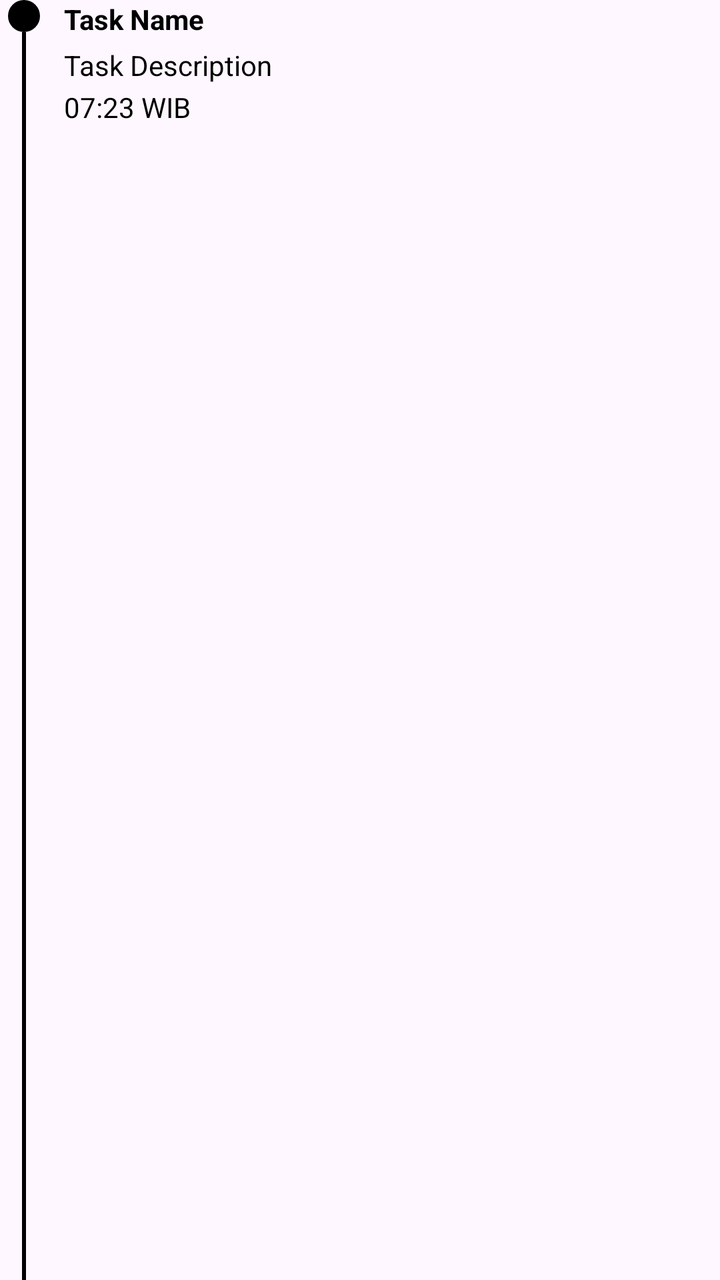
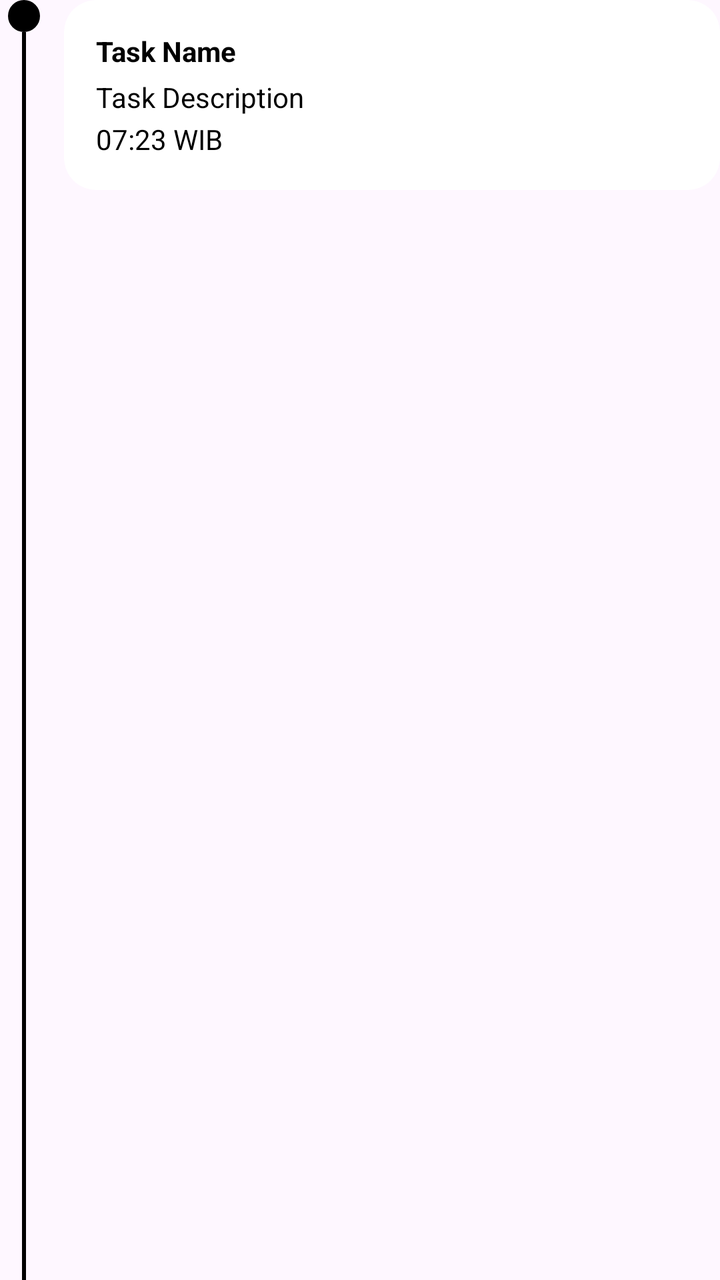

Compare the two renders of this Android layout. The source of the first and the diff that turns it into the second are given below.
<!-- AndroidManifest.xml: application theme Theme.Prioriti -->
<!-- res/layout/task_item.xml -->
<?xml version="1.0" encoding="utf-8"?>
<LinearLayout xmlns:android="http://schemas.android.com/apk/res/android"
    android:layout_width="match_parent"
    android:layout_height="wrap_content"
    android:orientation="horizontal">

    
    <LinearLayout
        android:layout_width="24dp"
        android:layout_height="match_parent"
        android:orientation="vertical"
        android:gravity="center">

        <View
            android:id="@+id/point"
            android:layout_width="16dp"
            android:layout_height="16dp"
            android:background="@drawable/ic_check_circle" />

        <View
            android:id="@+id/line"
            android:layout_width="2dp"
            android:layout_height="match_parent"
            android:background="@color/black"
            android:visibility="visible"
            android:layout_gravity="center_horizontal"/>
    </LinearLayout>

    
    <LinearLayout
        android:layout_width="0dp"
        android:layout_height="wrap_content"
        android:layout_weight="1"
        android:orientation="vertical"
        android:paddingStart="8dp"
        android:paddingBottom="16dp">

        <TextView
            android:id="@+id/titleTask"
            android:layout_width="wrap_content"
            android:layout_height="wrap_content"
            android:text="Task Name"
            android:textColor="@android:color/black"
            android:textStyle="bold" />

        <TextView
            android:id="@+id/descriptionTask"
            android:layout_width="wrap_content"
            android:layout_height="wrap_content"
            android:text="Task Description"
            android:textColor="@color/black"
            android:layout_marginTop="4dp" />

        <TextView
            android:id="@+id/tvTaskTime"
            android:layout_width="wrap_content"
            android:layout_height="wrap_content"
            android:text="07:23 WIB"
            android:textColor="@color/black"
            android:layout_marginTop="2dp" />
    </LinearLayout>

</LinearLayout>
<!-- resources referenced by this layout -->
<resources>
  <color name="black">#FF000000</color>
  <!-- drawable ic_check_circle (drawable) -->
  <shape xmlns:android="http://schemas.android.com/apk/res/android"
      android:shape="oval">
      <solid android:color="@color/black"/>
      <size android:width="12dp" android:height="12dp"/>
  </shape>
  <style name="Theme.Prioriti" parent="Base.Theme.Prioriti" />
  <style name="Base.Theme.Prioriti" parent="Theme.Material3.DayNight.NoActionBar">
          
          
      </style>
</resources>

<!-- the commit's change to res/layout/task_item.xml (unified diff, before → after) -->
@@ -2,6 +2,7 @@
 <LinearLayout xmlns:android="http://schemas.android.com/apk/res/android"
     android:layout_width="match_parent"
     android:layout_height="wrap_content"
+    xmlns:app="http://schemas.android.com/apk/res-auto"
     android:orientation="horizontal">
 
     
@@ -21,7 +22,7 @@
             android:id="@+id/line"
             android:layout_width="2dp"
             android:layout_height="match_parent"
-            android:background="@color/black"
+            android:background="@color/primary_text"
             android:visibility="visible"
             android:layout_gravity="center_horizontal"/>
     </LinearLayout>
@@ -35,29 +36,47 @@
         android:paddingStart="8dp"
         android:paddingBottom="16dp">
 
-        <TextView
-            android:id="@+id/titleTask"
-            android:layout_width="wrap_content"
+        <androidx.cardview.widget.CardView
+            android:layout_width="match_parent"
             android:layout_height="wrap_content"
-            android:text="Task Name"
-            android:textColor="@android:color/black"
-            android:textStyle="bold" />
+            app:cardBackgroundColor="@color/primary_background"
+            app:cardCornerRadius="16dp"
+            app:cardElevation="0dp"
+            android:layout_marginBottom="16dp"
+            >
+            <LinearLayout
+                android:layout_width="wrap_content"
+                android:layout_height="wrap_content"
+                android:orientation="vertical"
+                android:padding="16dp"
+                >
+                <TextView
+                    android:id="@+id/titleTask"
+                    android:layout_width="wrap_content"
+                    android:layout_height="wrap_content"
+                    android:text="Task Name"
+                    android:textColor="@color/primary_text"
+                    android:textStyle="bold" />
 
-        <TextView
-            android:id="@+id/descriptionTask"
-            android:layout_width="wrap_content"
-            android:layout_height="wrap_content"
-            android:text="Task Description"
-            android:textColor="@color/black"
-            android:layout_marginTop="4dp" />
+                <TextView
+                    android:id="@+id/descriptionTask"
+                    android:layout_width="wrap_content"
+                    android:layout_height="wrap_content"
+                    android:text="Task Description"
+                    android:textColor="@color/primary_text"
+                    android:layout_marginTop="4dp" />
 
-        <TextView
-            android:id="@+id/tvTaskTime"
-            android:layout_width="wrap_content"
-            android:layout_height="wrap_content"
-            android:text="07:23 WIB"
-            android:textColor="@color/black"
-            android:layout_marginTop="2dp" />
+                <TextView
+                    android:id="@+id/tvTaskTime"
+                    android:layout_width="wrap_content"
+                    android:layout_height="wrap_content"
+                    android:text="07:23 WIB"
+                    android:textColor="@color/primary_text"
+                    android:layout_marginTop="2dp" />
+            </LinearLayout>
+        </androidx.cardview.widget.CardView>
+
+
     </LinearLayout>
 
 </LinearLayout>
<!-- resource entries referenced after the edit -->
@@ -1,16 +1,18 @@
 <!-- resources referenced by this layout -->
 <resources>
-  <color name="black">#FF000000</color>
+  <color name="primary_background">#FFFFFFFF</color>
+  <color name="primary_text">#FF000000</color>
   <!-- drawable ic_check_circle (drawable) -->
   <shape xmlns:android="http://schemas.android.com/apk/res/android"
       android:shape="oval">
-      <solid android:color="@color/black"/>
+      <solid android:color="@color/primary_text"/>
       <size android:width="12dp" android:height="12dp"/>
   </shape>
   <style name="Theme.Prioriti" parent="Base.Theme.Prioriti" />
   <style name="Base.Theme.Prioriti" parent="Theme.Material3.DayNight.NoActionBar">
           
-          
+          <item name="colorPrimary">@color/pale_slate_blue</item>
       </style>
+  <color name="pale_slate_blue">#b9c4d1</color>
 </resources>
 
